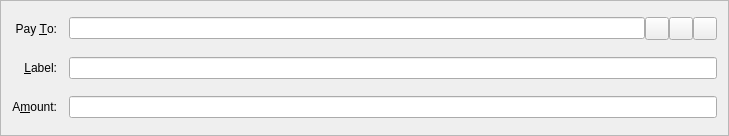
Above: src/qt/forms/sendcoinsentry.ui from NoirX/NoirShares-v2-old before the change. Below: the same form after it.
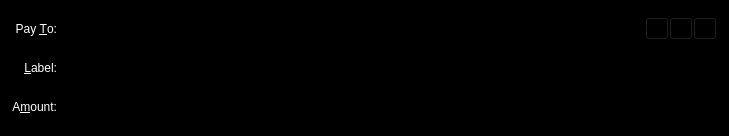
That is the form after the change. Icons and pictures are not drawn. Custom widgets are drawn as their Qt base class.

The edit to the form file:
```diff
--- a/src/qt/forms/sendcoinsentry.ui
+++ b/src/qt/forms/sendcoinsentry.ui
@@ -13,6 +13,10 @@
   <property name="windowTitle">
    <string>Form</string>
   </property>
+  <property name="styleSheet">
+   <string notr="true">background-color: rgb(0, 0, 0);
+color: rgb(255, 255, 255);</string>
+  </property>
   <property name="frameShape">
    <enum>QFrame::StyledPanel</enum>
   </property>
```
